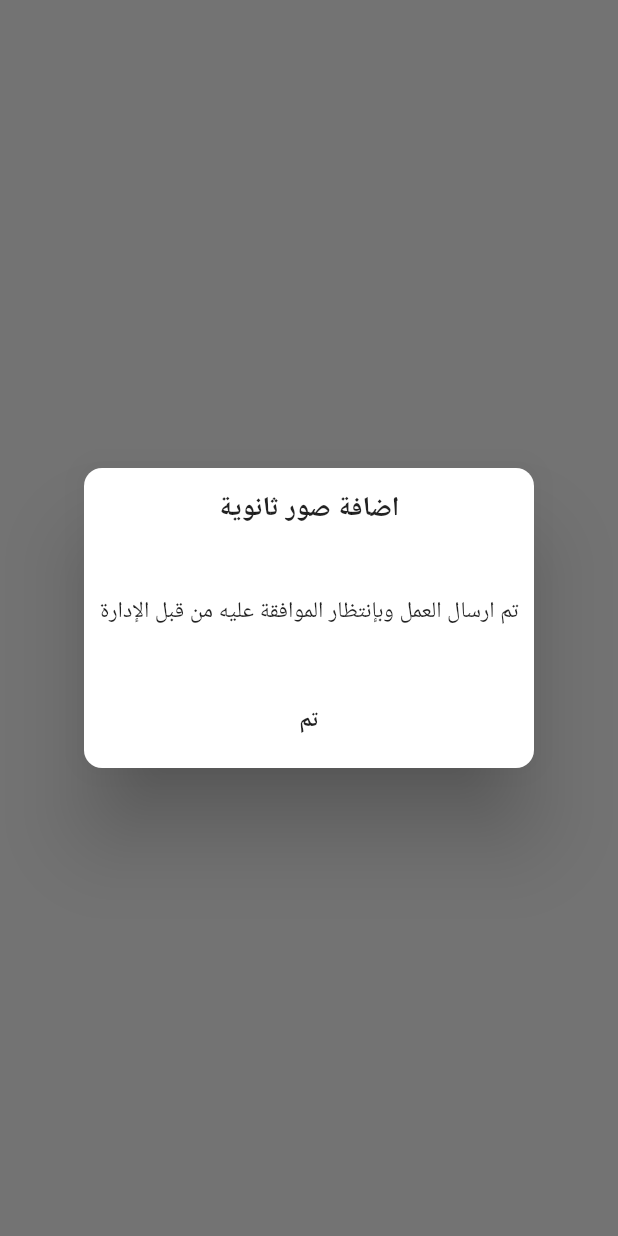
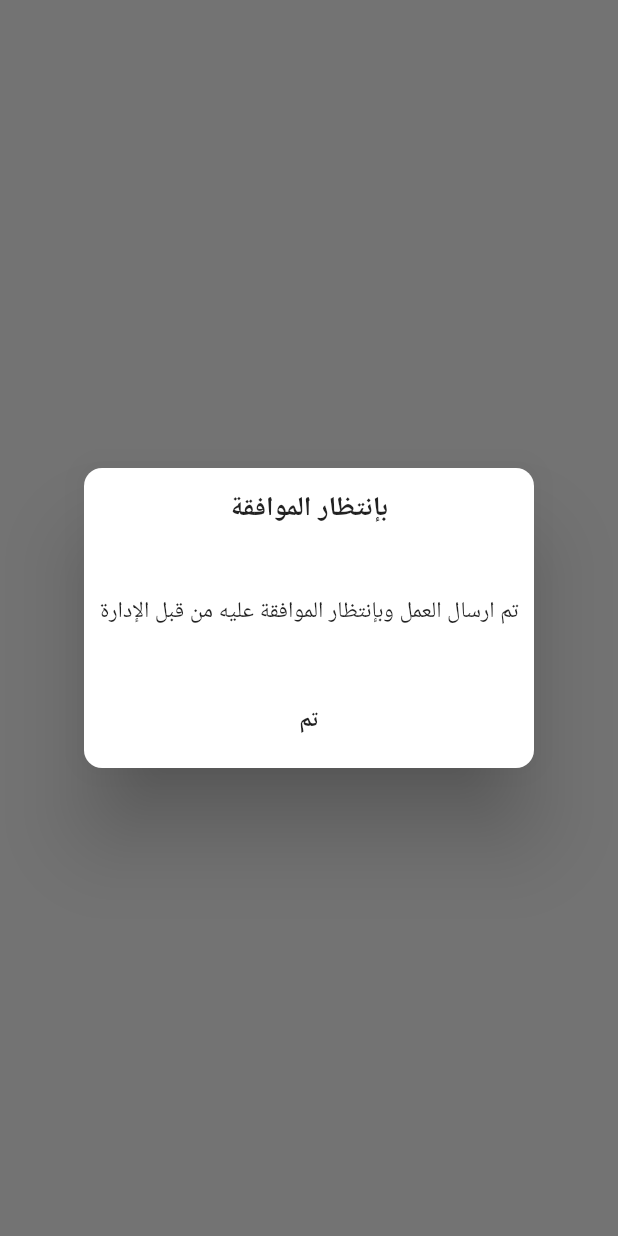
Before and after one commit to salah-taha/AsimaOnline, a Flutter app: what popDialog() shows on an empty page, opened directly, on a phone screen of 412 x 824 dp. Run offline on Flutter 3.47's test engine with Material 2 defaults, Android fonts, the light colour scheme and no system bars; our stand-ins replace cached_network_image, cloud_firestore, firebase_auth, firebase_messaging, firebase_storage, flutter_image_compress and 3 more; missing offline and left inert: flutter_device_type, flutter_facebook_login, flutter_radio, flutter_webview_plugin; accounts and stored records are empty.

Commit message:
fixing some issues

```diff
--- a/lib/screens/ideas_investment_screen.dart
+++ b/lib/screens/ideas_investment_screen.dart
@@ -329,7 +329,7 @@ class _AddIdeaScreenState extends State<AddIdeaScreen> {
                       Padding(
                         padding: const EdgeInsets.symmetric(vertical: 15.0),
                         child: Text(
-                          'اضافة صور ثانوية',
+                          'بإنتظار الموافقة',
                           style: TextStyle(
                             fontSize: 18,
                             fontWeight: FontWeight.bold,
@@ -339,7 +339,7 @@ class _AddIdeaScreenState extends State<AddIdeaScreen> {
                       Padding(
                         padding: const EdgeInsets.all(8.0),
                         child: Text(
-                          'تم ارسال العمل وبإنتظار الموافقة عليه من قبل الإدارة',
+                          'تم ارسال الفكرة وبإنتظار الموافقة عليها من قبل الإدارة',
                           textAlign: TextAlign.center,
                         ),
                       ),
--- a/lib/screens/job_chances_screen.dart
+++ b/lib/screens/job_chances_screen.dart
@@ -561,7 +561,7 @@ class _AddJobScreenState extends State<AddJobScreen> {
                       Padding(
                         padding: const EdgeInsets.symmetric(vertical: 15.0),
                         child: Text(
-                          'اضافة صور ثانوية',
+                          'بإنتظار الموافقة',
                           style: TextStyle(
                             fontSize: 18,
                             fontWeight: FontWeight.bold,
@@ -571,7 +571,7 @@ class _AddJobScreenState extends State<AddJobScreen> {
                       Padding(
                         padding: const EdgeInsets.all(8.0),
                         child: Text(
-                          'تم ارسال العمل وبإنتظار الموافقة عليه من قبل الإدارة',
+                          'تم ارسال فرصة العمل وبإنتظار الموافقة عليه من قبل الإدارة',
                           textAlign: TextAlign.center,
                         ),
                       ),
--- a/lib/screens/question_answer.dart
+++ b/lib/screens/question_answer.dart
@@ -604,7 +604,7 @@ class _AddQuestionScreenState extends State<AddQuestionScreen> {
                                             padding: const EdgeInsets.symmetric(
                                                 vertical: 15.0),
                                             child: Text(
-                                              'اضافة صور ثانوية',
+                                              'بإنتظار الموافقة',
                                               style: TextStyle(
                                                 fontSize: 18,
                                                 fontWeight: FontWeight.bold,
@@ -614,7 +614,7 @@ class _AddQuestionScreenState extends State<AddQuestionScreen> {
                                           Padding(
                                             padding: const EdgeInsets.all(8.0),
                                             child: Text(
-                                              'تم ارسال العمل وبإنتظار الموافقة عليه من قبل الإدارة',
+                                              'تم ارسال السؤال وبإنتظار الموافقة عليه من قبل الإدارة',
                                               textAlign: TextAlign.center,
                                             ),
                                           ),
--- a/lib/services/database_service.dart
+++ b/lib/services/database_service.dart
@@ -176,7 +176,7 @@ class DatabaseService {
                     Padding(
                       padding: const EdgeInsets.symmetric(vertical: 15.0),
                       child: Text(
-                        'اضافة صور ثانوية',
+                        'بإنتظار الموافقة',
                         style: TextStyle(
                           fontSize: 18,
                           fontWeight: FontWeight.bold,
```
